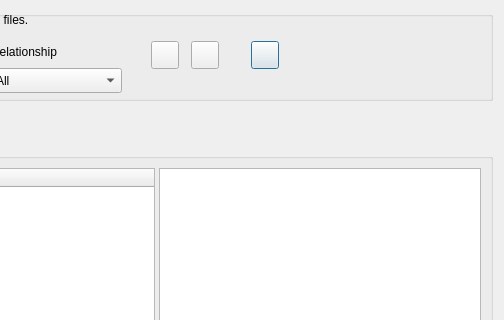
This is GUI_UIs/ui_dialog_code_relations.ui in ccbogel/QualCoder as Qt 5 draws it before an edit; both pictures show x 190 to 694 and y 0 to 320 of the 694 by 543 pixel window. The edited form follows.
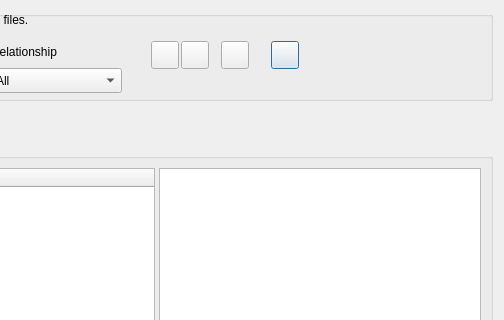
This is the edited form.

What changed in the file:
```diff
--- a/GUI_UIs/ui_dialog_code_relations.ui
+++ b/GUI_UIs/ui_dialog_code_relations.ui
@@ -65,7 +65,7 @@
      <widget class="QPushButton" name="pushButton_exportcsv">
       <property name="geometry">
        <rect>
-        <x>430</x>
+        <x>450</x>
         <y>30</y>
         <width>28</width>
         <height>28</height>
@@ -81,7 +81,7 @@
      <widget class="QPushButton" name="pushButton_calculate">
       <property name="geometry">
        <rect>
-        <x>370</x>
+        <x>360</x>
         <y>30</y>
         <width>28</width>
         <height>28</height>
@@ -197,6 +197,22 @@
        <string>Relationship</string>
       </property>
      </widget>
+     <widget class="QPushButton" name="pushButton_summary_stats">
+      <property name="geometry">
+       <rect>
+        <x>400</x>
+        <y>30</y>
+        <width>28</width>
+        <height>28</height>
+       </rect>
+      </property>
+      <property name="toolTip">
+       <string>Summary statistics</string>
+      </property>
+      <property name="text">
+       <string/>
+      </property>
+     </widget>
     </widget>
    </item>
    <item>
```
